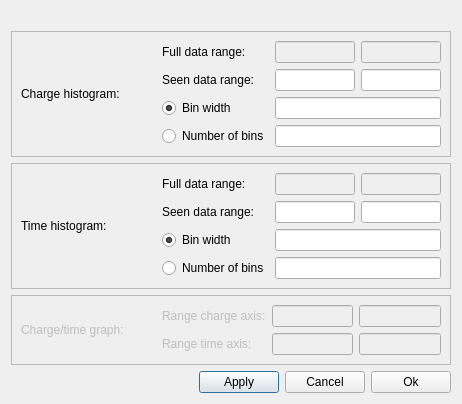
OK2100/Histograms_v3, file Histograms_v3/setupchannelwindow.ui: the form before one commit.
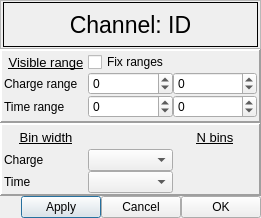
The form after the commit.

Commit message: Change Setup window Clean HistData classes Add three window interaction

The edit to the form file:
```diff
--- a/Histograms_v3/setupchannelwindow.ui
+++ b/Histograms_v3/setupchannelwindow.ui
@@ -6,437 +6,330 @@
    <rect>
     <x>0</x>
     <y>0</y>
-    <width>462</width>
-    <height>402</height>
+    <width>261</width>
+    <height>218</height>
    </rect>
   </property>
+  <property name="sizePolicy">
+   <sizepolicy hsizetype="Preferred" vsizetype="Minimum">
+    <horstretch>0</horstretch>
+    <verstretch>0</verstretch>
+   </sizepolicy>
+  </property>
   <property name="windowTitle">
    <string>Dialog</string>
   </property>
-  <layout class="QVBoxLayout" name="verticalLayout_2">
+  <layout class="QVBoxLayout" name="verticalLayout_2" stretch="2,3,3,0">
+   <property name="spacing">
+    <number>0</number>
+   </property>
+   <property name="leftMargin">
+    <number>0</number>
+   </property>
+   <property name="topMargin">
+    <number>0</number>
+   </property>
+   <property name="rightMargin">
+    <number>0</number>
+   </property>
+   <property name="bottomMargin">
+    <number>0</number>
+   </property>
    <item>
-    <layout class="QHBoxLayout" name="horizontalLayout_10">
-     <item>
-      <widget class="QLabel" name="lbl_channelID">
-       <property name="text">
-        <string/>
-       </property>
-      </widget>
-     </item>
-    </layout>
+    <widget class="QFrame" name="frame">
+     <property name="frameShape">
+      <enum>QFrame::StyledPanel</enum>
+     </property>
+     <property name="frameShadow">
+      <enum>QFrame::Raised</enum>
+     </property>
+     <property name="lineWidth">
+      <number>2</number>
+     </property>
+     <layout class="QHBoxLayout" name="horizontalLayout_2">
+      <property name="spacing">
+       <number>0</number>
+      </property>
+      <property name="leftMargin">
+       <number>2</number>
+      </property>
+      <property name="topMargin">
+       <number>1</number>
+      </property>
+      <property name="rightMargin">
+       <number>2</number>
+      </property>
+      <property name="bottomMargin">
+       <number>1</number>
+      </property>
+      <item>
+       <widget class="QLabel" name="lblChID">
+        <property name="font">
+         <font>
+          <pointsize>17</pointsize>
+         </font>
+        </property>
+        <property name="frameShape">
+         <enum>QFrame::Panel</enum>
+        </property>
+        <property name="text">
+         <string>Channel: ID</string>
+        </property>
+        <property name="alignment">
+         <set>Qt::AlignCenter</set>
+        </property>
+       </widget>
+      </item>
+     </layout>
+    </widget>
    </item>
    <item>
-    <layout class="QVBoxLayout" name="verticalLayout" stretch="1,1,1,0">
-     <property name="sizeConstraint">
-      <enum>QLayout::SetDefaultConstraint</enum>
+    <widget class="QFrame" name="frame_4">
+     <property name="frameShape">
+      <enum>QFrame::Panel</enum>
      </property>
+     <property name="frameShadow">
+      <enum>QFrame::Raised</enum>
+     </property>
+     <property name="lineWidth">
+      <number>2</number>
+     </property>
+     <layout class="QGridLayout" name="gridLayout">
+      <property name="leftMargin">
+       <number>2</number>
+      </property>
+      <property name="topMargin">
+       <number>1</number>
+      </property>
+      <property name="rightMargin">
+       <number>2</number>
+      </property>
+      <property name="bottomMargin">
+       <number>1</number>
+      </property>
+      <property name="spacing">
+       <number>0</number>
+      </property>
+      <item row="1" column="1">
+       <widget class="QSpinBox" name="minCharge">
+        <property name="minimum">
+         <number>-100</number>
+        </property>
+        <property name="maximum">
+         <number>4095</number>
+        </property>
+       </widget>
+      </item>
+      <item row="0" column="0">
+       <widget class="QLabel" name="label_8">
+        <property name="font">
+         <font>
+          <pointsize>10</pointsize>
+          <underline>true</underline>
+         </font>
+        </property>
+        <property name="text">
+         <string>Visible range</string>
+        </property>
+        <property name="alignment">
+         <set>Qt::AlignCenter</set>
+        </property>
+       </widget>
+      </item>
+      <item row="2" column="1">
+       <widget class="QSpinBox" name="minTime">
+        <property name="minimum">
+         <number>-2048</number>
+        </property>
+        <property name="maximum">
+         <number>2047</number>
+        </property>
+       </widget>
+      </item>
+      <item row="0" column="1">
+       <widget class="QCheckBox" name="checkFixRanges">
+        <property name="text">
+         <string>Fix ranges</string>
+        </property>
+        <property name="tristate">
+         <bool>false</bool>
+        </property>
+       </widget>
+      </item>
+      <item row="1" column="2">
+       <widget class="QSpinBox" name="maxCharge">
+        <property name="minimum">
+         <number>-100</number>
+        </property>
+        <property name="maximum">
+         <number>4095</number>
+        </property>
+       </widget>
+      </item>
+      <item row="2" column="0">
+       <widget class="QLabel" name="label_3">
+        <property name="text">
+         <string>Time range</string>
+        </property>
+       </widget>
+      </item>
+      <item row="2" column="2">
+       <widget class="QSpinBox" name="maxTime">
+        <property name="minimum">
+         <number>-2048</number>
+        </property>
+        <property name="maximum">
+         <number>2047</number>
+        </property>
+       </widget>
+      </item>
+      <item row="1" column="0">
+       <widget class="QLabel" name="label_2">
+        <property name="text">
+         <string>Charge range</string>
+        </property>
+       </widget>
+      </item>
+     </layout>
+    </widget>
+   </item>
+   <item>
+    <widget class="QFrame" name="frame_3">
+     <property name="frameShape">
+      <enum>QFrame::Panel</enum>
+     </property>
+     <property name="frameShadow">
+      <enum>QFrame::Raised</enum>
+     </property>
+     <property name="lineWidth">
+      <number>2</number>
+     </property>
+     <layout class="QGridLayout" name="gridLayout_2" rowstretch="1,1,1">
+      <property name="leftMargin">
+       <number>2</number>
+      </property>
+      <property name="topMargin">
+       <number>1</number>
+      </property>
+      <property name="rightMargin">
+       <number>2</number>
+      </property>
+      <property name="bottomMargin">
+       <number>1</number>
+      </property>
+      <property name="spacing">
+       <number>0</number>
+      </property>
+      <item row="2" column="1">
+       <widget class="QComboBox" name="boxTime"/>
+      </item>
+      <item row="1" column="0">
+       <widget class="QLabel" name="label_4">
+        <property name="text">
+         <string>Charge</string>
+        </property>
+       </widget>
+      </item>
+      <item row="0" column="0">
+       <widget class="QLabel" name="label_6">
+        <property name="font">
+         <font>
+          <pointsize>10</pointsize>
+          <underline>true</underline>
+         </font>
+        </property>
+        <property name="text">
+         <string>Bin width</string>
+        </property>
+        <property name="alignment">
+         <set>Qt::AlignCenter</set>
+        </property>
+       </widget>
+      </item>
+      <item row="2" column="2">
+       <widget class="QLabel" name="lblTimeNBins">
+        <property name="text">
+         <string/>
+        </property>
+        <property name="alignment">
+         <set>Qt::AlignCenter</set>
+        </property>
+       </widget>
+      </item>
+      <item row="0" column="2">
+       <widget class="QLabel" name="label_9">
+        <property name="font">
+         <font>
+          <pointsize>10</pointsize>
+          <underline>true</underline>
+         </font>
+        </property>
+        <property name="text">
+         <string>N bins</string>
+        </property>
+        <property name="alignment">
+         <set>Qt::AlignCenter</set>
+        </property>
+       </widget>
+      </item>
+      <item row="1" column="1">
+       <widget class="QComboBox" name="boxCharge"/>
+      </item>
+      <item row="1" column="2">
+       <widget class="QLabel" name="lblChargeNBins">
+        <property name="text">
+         <string/>
+        </property>
+        <property name="alignment">
+         <set>Qt::AlignCenter</set>
+        </property>
+       </widget>
+      </item>
+      <item row="2" column="0">
+       <widget class="QLabel" name="label_5">
+        <property name="text">
+         <string>Time </string>
+        </property>
+       </widget>
+      </item>
+     </layout>
+    </widget>
+   </item>
+   <item>
+    <layout class="QHBoxLayout" name="horizontalLayout">
      <item>
-      <widget class="QFrame" name="frame_2">
-       <property name="frameShape">
-        <enum>QFrame::StyledPanel</enum>
+      <spacer name="horizontalSpacer">
+       <property name="orientation">
+        <enum>Qt::Horizontal</enum>
        </property>
-       <property name="frameShadow">
-        <enum>QFrame::Raised</enum>
+       <property name="sizeHint" stdset="0">
+        <size>
+         <width>40</width>
+         <height>20</height>
+        </size>
        </property>
-       <layout class="QHBoxLayout" name="horizontalLayout_7">
-        <item>
-         <layout class="QHBoxLayout" name="horizontalLayout_2" stretch="0,0">
-          <item>
-           <widget class="QLabel" name="label">
-            <property name="sizePolicy">
-             <sizepolicy hsizetype="Fixed" vsizetype="Preferred">
-              <horstretch>0</horstretch>
-              <verstretch>0</verstretch>
-             </sizepolicy>
-            </property>
-            <property name="minimumSize">
-             <size>
-              <width>135</width>
-              <height>0</height>
-             </size>
-            </property>
-            <property name="maximumSize">
-             <size>
-              <width>135</width>
-              <height>16777215</height>
-             </size>
-            </property>
-            <property name="text">
-             <string>Charge histogram:</string>
-            </property>
-           </widget>
-          </item>
-          <item>
-           <layout class="QGridLayout" name="gridLayout_8">
-            <item row="3" column="1" colspan="2">
-             <widget class="QLineEdit" name="le_nBins_charge"/>
-            </item>
-            <item row="1" column="1">
-             <widget class="QLineEdit" name="le_chargeRange_left">
-              <property name="text">
-               <string/>
-              </property>
-              <property name="dragEnabled">
-               <bool>true</bool>
-              </property>
-              <property name="readOnly">
-               <bool>false</bool>
-              </property>
-             </widget>
-            </item>
-            <item row="0" column="1">
-             <widget class="QLineEdit" name="le_full_chargeRange_left">
-              <property name="enabled">
-               <bool>false</bool>
-              </property>
-              <property name="text">
-               <string/>
-              </property>
-              <property name="dragEnabled">
-               <bool>false</bool>
-              </property>
-              <property name="readOnly">
-               <bool>true</bool>
-              </property>
-             </widget>
-            </item>
-            <item row="0" column="0">
-             <widget class="QLabel" name="label_6">
-              <property name="text">
-               <string>Full data range:</string>
-              </property>
-             </widget>
-            </item>
-            <item row="3" column="0">
-             <widget class="QRadioButton" name="rb_nBins_charge">
-              <property name="text">
-               <string>Number of bins</string>
-              </property>
-             </widget>
-            </item>
-            <item row="0" column="2">
-             <widget class="QLineEdit" name="le_full_chargeRange_right">
-              <property name="enabled">
-               <bool>false</bool>
-              </property>
-              <property name="mouseTracking">
-               <bool>true</bool>
-              </property>
-              <property name="text">
-               <string/>
-              </property>
-              <property name="echoMode">
-               <enum>QLineEdit::Normal</enum>
-              </property>
-              <property name="dragEnabled">
-               <bool>false</bool>
-              </property>
-              <property name="readOnly">
-               <bool>true</bool>
-              </property>
-              <property name="placeholderText">
-               <string/>
-              </property>
-             </widget>
-            </item>
-            <item row="1" column="2">
-             <widget class="QLineEdit" name="le_chargeRange_right">
-              <property name="mouseTracking">
-               <bool>true</bool>
-              </property>
-              <property name="text">
-               <string/>
-              </property>
-              <property name="echoMode">
-               <enum>QLineEdit::Normal</enum>
-              </property>
-              <property name="readOnly">
-               <bool>false</bool>
-              </property>
-              <property name="placeholderText">
-               <string/>
-              </property>
-             </widget>
-            </item>
-            <item row="2" column="1" colspan="2">
-             <widget class="QLineEdit" name="le_binWidth_charge"/>
-            </item>
-            <item row="2" column="0">
-             <widget class="QRadioButton" name="rb_binW_charge">
-              <property name="enabled">
-               <bool>true</bool>
-              </property>
-              <property name="text">
-               <string>Bin width</string>
-              </property>
-              <property name="checked">
-               <bool>true</bool>
-              </property>
-             </widget>
-            </item>
-            <item row="1" column="0">
-             <widget class="QLabel" name="label_5">
-              <property name="text">
-               <string>Seen data range:</string>
-              </property>
-             </widget>
-            </item>
-           </layout>
-          </item>
-         </layout>
-        </item>
-       </layout>
-      </widget>
+      </spacer>
      </item>
      <item>
-      <widget class="QFrame" name="frame_3">
-       <property name="frameShape">
-        <enum>QFrame::StyledPanel</enum>
+      <widget class="QPushButton" name="btnApply">
+       <property name="text">
+        <string>Apply</string>
        </property>
-       <property name="frameShadow">
-        <enum>QFrame::Raised</enum>
-       </property>
-       <layout class="QHBoxLayout" name="horizontalLayout_6">
-        <item>
-         <layout class="QHBoxLayout" name="horizontalLayout_3" stretch="0,0">
-          <item>
-           <widget class="QLabel" name="label_2">
-            <property name="sizePolicy">
-             <sizepolicy hsizetype="Fixed" vsizetype="Preferred">
-              <horstretch>0</horstretch>
-              <verstretch>0</verstretch>
-             </sizepolicy>
-            </property>
-            <property name="minimumSize">
-             <size>
-              <width>135</width>
-              <height>0</height>
-             </size>
-            </property>
-            <property name="maximumSize">
-             <size>
-              <width>135</width>
-              <height>16777215</height>
-             </size>
-            </property>
-            <property name="text">
-             <string>Time histogram:</string>
-            </property>
-           </widget>
-          </item>
-          <item>
-           <layout class="QGridLayout" name="gridLayout_5">
-            <item row="3" column="0">
-             <widget class="QRadioButton" name="rb_nBins_time">
-              <property name="text">
-               <string>Number of bins</string>
-              </property>
-             </widget>
-            </item>
-            <item row="3" column="1" colspan="2">
-             <widget class="QLineEdit" name="le_nBins_time"/>
-            </item>
-            <item row="2" column="0">
-             <widget class="QRadioButton" name="rb_binW_time">
-              <property name="text">
-               <string>Bin width</string>
-              </property>
-              <property name="checked">
-               <bool>true</bool>
-              </property>
-             </widget>
-            </item>
-            <item row="1" column="0">
-             <widget class="QLabel" name="label_4">
-              <property name="text">
-               <string>Seen data range:</string>
-              </property>
-             </widget>
-            </item>
-            <item row="1" column="1">
-             <widget class="QLineEdit" name="le_timeRange_left">
-              <property name="text">
-               <string/>
-              </property>
-              <property name="readOnly">
-               <bool>false</bool>
-              </property>
-             </widget>
-            </item>
-            <item row="1" column="2">
-             <widget class="QLineEdit" name="le_timeRange_right">
-              <property name="text">
-               <string/>
-              </property>
-              <property name="dragEnabled">
-               <bool>false</bool>
-              </property>
-              <property name="readOnly">
-               <bool>false</bool>
-              </property>
-             </widget>
-            </item>
-            <item row="2" column="1" colspan="2">
-             <widget class="QLineEdit" name="le_binWidth_time"/>
-            </item>
-            <item row="0" column="0">
-             <widget class="QLabel" name="label_7">
-              <property name="text">
-               <string>Full data range:</string>
-              </property>
-             </widget>
-            </item>
-            <item row="0" column="1">
-             <widget class="QLineEdit" name="le_full_timeRange_left">
-              <property name="enabled">
-               <bool>false</bool>
-              </property>
-              <property name="text">
-               <string/>
-              </property>
-              <property name="readOnly">
-               <bool>true</bool>
-              </property>
-             </widget>
-            </item>
-            <item row="0" column="2">
-             <widget class="QLineEdit" name="le_full_timeRange_right">
-              <property name="enabled">
-               <bool>false</bool>
-              </property>
-              <property name="text">
-               <string/>
-              </property>
-              <property name="dragEnabled">
-               <bool>false</bool>
-              </property>
-              <property name="readOnly">
-               <bool>true</bool>
-              </property>
-             </widget>
-            </item>
-           </layout>
-          </item>
-         </layout>
-        </item>
-       </layout>
       </widget>
      </item>
      <item>
-      <widget class="QFrame" name="frame">
-       <property name="enabled">
-        <bool>false</bool>
+      <widget class="QPushButton" name="btnCancel">
+       <property name="text">
+        <string>Cancel</string>
        </property>
-       <property name="frameShape">
-        <enum>QFrame::StyledPanel</enum>
-       </property>
-       <property name="frameShadow">
-        <enum>QFrame::Raised</enum>
-       </property>
-       <layout class="QHBoxLayout" name="horizontalLayout_5">
-        <item>
-         <layout class="QHBoxLayout" name="horizontalLayout_4" stretch="0,1">
-          <item>
-           <widget class="QLabel" name="label_3">
-            <property name="sizePolicy">
-             <sizepolicy hsizetype="Fixed" vsizetype="Preferred">
-              <horstretch>135</horstretch>
-              <verstretch>0</verstretch>
-             </sizepolicy>
-            </property>
-            <property name="maximumSize">
-             <size>
-              <width>135</width>
-              <height>16777215</height>
-             </size>
-            </property>
-            <property name="text">
-             <string>Charge/time graph:</string>
-            </property>
-           </widget>
-          </item>
-          <item>
-           <layout class="QGridLayout" name="gridLayout_6">
-            <item row="0" column="0">
-             <layout class="QGridLayout" name="gridLayout_7">
-              <item row="1" column="0">
-               <widget class="QLabel" name="label_12">
-                <property name="text">
-                 <string>Range time axis:</string>
-                </property>
-               </widget>
-              </item>
-              <item row="0" column="2">
-               <widget class="QLineEdit" name="lineEdit_9"/>
-              </item>
-              <item row="1" column="2">
-               <widget class="QLineEdit" name="lineEdit_13"/>
-              </item>
-              <item row="0" column="0">
-               <widget class="QLabel" name="label_10">
-                <property name="text">
-                 <string>Range charge axis:</string>
-                </property>
-               </widget>
-              </item>
-              <item row="1" column="1">
-               <widget class="QLineEdit" name="lineEdit_11"/>
-              </item>
-              <item row="0" column="1">
-               <widget class="QLineEdit" name="lineEdit_10"/>
-              </item>
-             </layout>
-            </item>
-           </layout>
-          </item>
-         </layout>
-        </item>
-       </layout>
       </widget>
      </item>
      <item>
-      <layout class="QHBoxLayout" name="horizontalLayout" stretch="0,0,0,0">
-       <property name="sizeConstraint">
-        <enum>QLayout::SetMinimumSize</enum>
+      <widget class="QPushButton" name="btnOK">
+       <property name="text">
+        <string>OK</string>
        </property>
-       <property name="topMargin">
-        <number>0</number>
-       </property>
-       <item>
-        <spacer name="horizontalSpacer">
-         <property name="orientation">
-          <enum>Qt::Horizontal</enum>
-         </property>
-         <property name="sizeHint" stdset="0">
-          <size>
-           <width>40</width>
-           <height>20</height>
-          </size>
-         </property>
-        </spacer>
-       </item>
-       <item>
-        <widget class="QPushButton" name="ApplyButton">
-         <property name="text">
-          <string>Apply</string>
-         </property>
-        </widget>
-       </item>
-       <item>
-        <widget class="QPushButton" name="CancelButton">
-         <property name="text">
-          <string>Cancel</string>
-         </property>
-        </widget>
-       </item>
-       <item>
-        <widget class="QPushButton" name="OkButton">
-         <property name="text">
-          <string>Ok</string>
-         </property>
-        </widget>
-       </item>
-      </layout>
+      </widget>
      </item>
     </layout>
    </item>
```
The commit also changes 10 other files.
